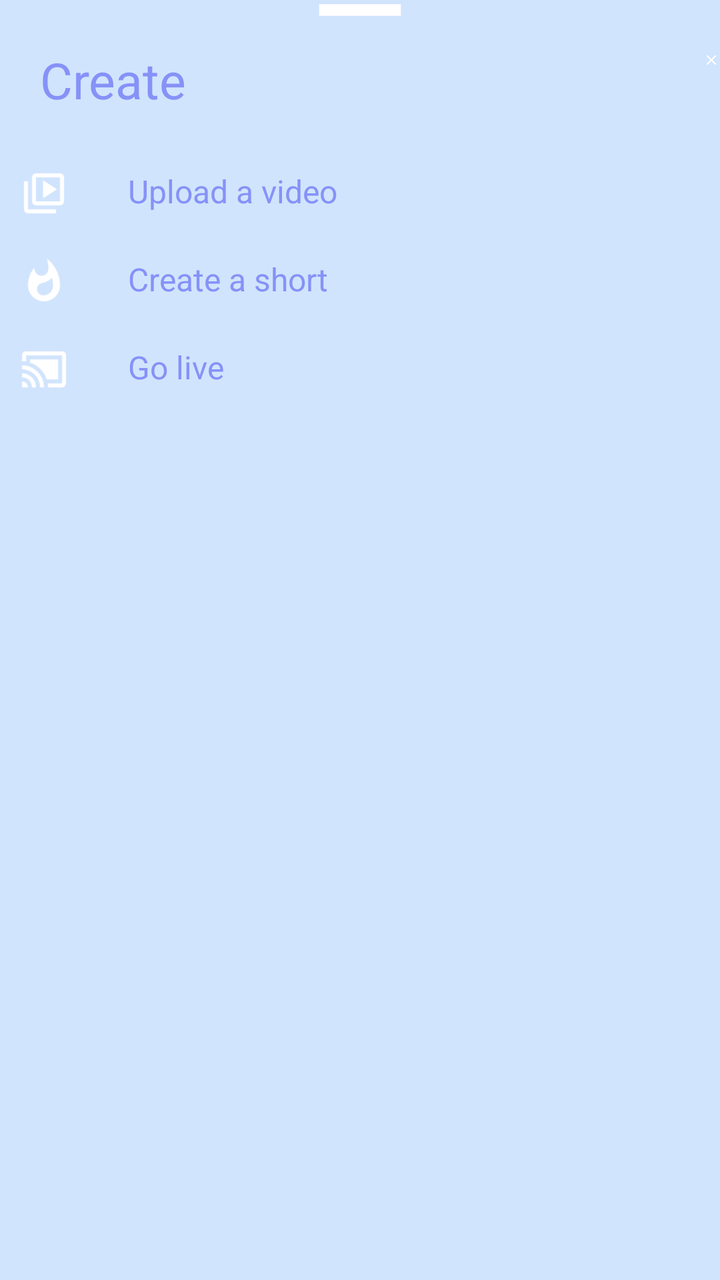
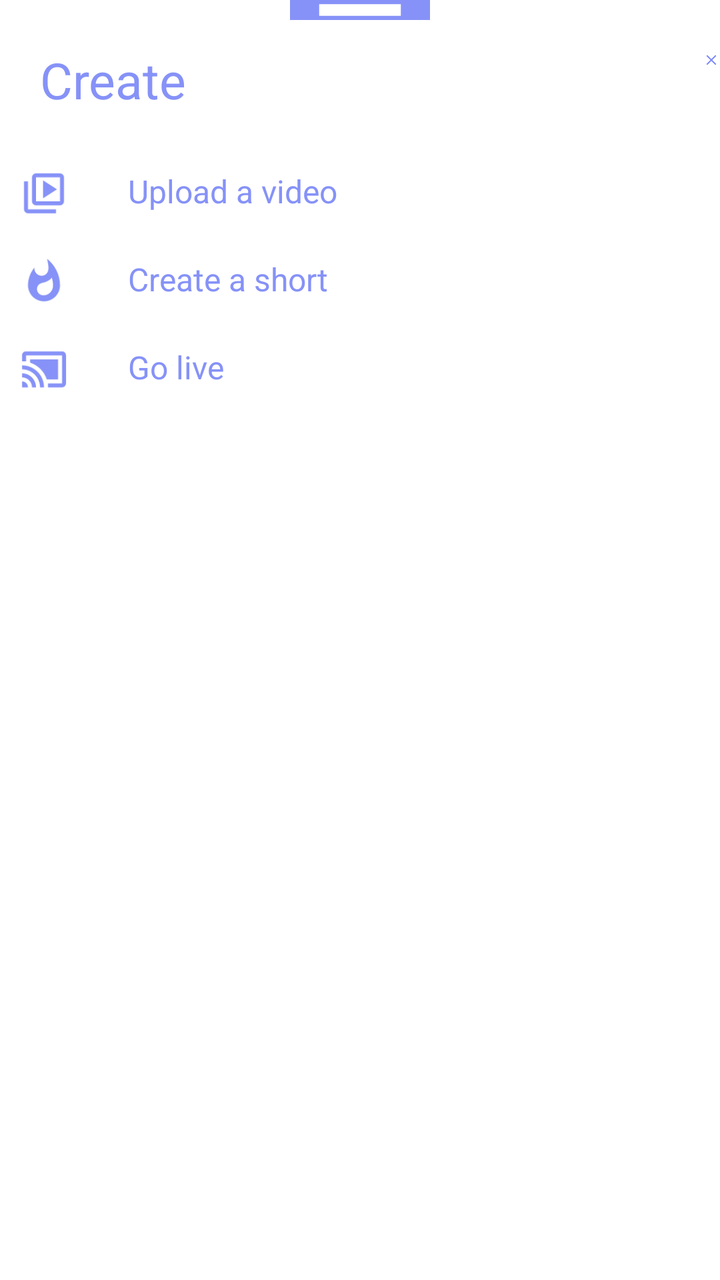

The first picture is an Android layout as it rendered before a commit; the second is the same layout after the commit. The layout source and the unified diff follow.
<!-- AndroidManifest.xml: application theme Theme.AndroidWithKotlin -->
<!-- res/layout/bottomsheetlayout.xml -->
<?xml version="1.0" encoding="utf-8"?>
<LinearLayout xmlns:android="http://schemas.android.com/apk/res/android"
    android:orientation="vertical"
    android:layout_width="match_parent"
    android:layout_height="match_parent"
    android:background="@drawable/dialogbkg">

    <ImageView
        android:layout_width="70dp"
        android:layout_height="10dp"
        android:background="@color/color_lr_bg"
        android:src="@drawable/outline_remove_24"
        android:layout_gravity="center|top"
        android:scaleType="centerCrop"/>

    <LinearLayout
        android:layout_width="match_parent"
        android:layout_height="wrap_content"
        android:orientation="horizontal">

        <TextView
            android:id="@+id/createText"
            android:layout_width="wrap_content"
            android:layout_height="wrap_content"
            android:textAlignment="viewStart"
            android:text="Create"
            android:padding="8dp"
            android:textColor="@color/lavender"
            android:layout_marginStart="12dp"
            android:layout_marginTop="5dp"
            android:textSize="25dp" />

        <ImageView
            android:layout_width="wrap_content"
            android:layout_height="wrap_content"
            android:src="@drawable/baseline_clear_24"
            android:layout_marginLeft="250dp"
            android:layout_marginTop="8dp"
            android:id="@+id/cancelButton"/>

    </LinearLayout>


    <LinearLayout
        android:id="@+id/layoutVideo"
        android:orientation="horizontal"
        android:layout_width="match_parent"
        android:layout_height="wrap_content"
        android:layout_marginTop="10dp"
        android:padding="10dp">

        <ImageView
            android:layout_width="wrap_content"
            android:layout_height="wrap_content"
            android:src="@drawable/outline_video_library_24"/>

        <TextView
            android:layout_width="wrap_content"
            android:layout_height="wrap_content"
            android:text="Upload a video"
            android:textColor="@color/lavender"
            android:layout_marginLeft="30dp"
            android:textSize="16sp"/>

    </LinearLayout>

    <LinearLayout
        android:id="@+id/layoutShorts"
        android:orientation="horizontal"
        android:layout_width="match_parent"
        android:layout_height="wrap_content"
        android:padding="10dp">


        <ImageView
            android:layout_width="wrap_content"
            android:layout_height="wrap_content"
            android:src="@drawable/baseline_whatshot_24"/>

        <TextView
            android:layout_width="wrap_content"
            android:layout_height="wrap_content"
            android:text="Create a short"
            android:textColor="@color/lavender"
            android:layout_marginLeft="30dp"
            android:textSize="16sp"/>

    </LinearLayout>

    <LinearLayout
        android:id="@+id/layoutLive"
        android:orientation="horizontal"
        android:layout_width="match_parent"
        android:layout_height="wrap_content"
        android:paddingLeft="10dp"
        android:paddingRight="10dp"
        android:paddingTop="10dp"
        android:paddingBottom="30dp">


        <ImageView
            android:layout_width="wrap_content"
            android:layout_height="wrap_content"
            android:src="@drawable/baseline_cast_connected_24"/>

        <TextView
            android:layout_width="wrap_content"
            android:layout_height="wrap_content"
            android:text="Go live"
            android:textColor="@color/lavender"
            android:layout_marginLeft="30dp"
            android:textSize="16sp"/>

    </LinearLayout>

</LinearLayout>
<!-- resources referenced by this layout -->
<resources>
  <color name="color_lr_bg">#D1E4FD</color>
  <color name="lavender">#8692F7</color>
  <!-- drawable baseline_cast_connected_24 (drawable) -->
  <vector xmlns:android="http://schemas.android.com/apk/res/android" android:height="24dp" android:tint="#FFFFFF" android:viewportHeight="24" android:viewportWidth="24" android:width="24dp">
        
      <path android:fillColor="@android:color/white" android:pathData="M1,18v3h3c0,-1.66 -1.34,-3 -3,-3zM1,14v2c2.76,0 5,2.24 5,5h2c0,-3.87 -3.13,-7 -7,-7zM19,7L5,7v1.63c3.96,1.28 7.09,4.41 8.37,8.37L19,17L19,7zM1,10v2c4.97,0 9,4.03 9,9h2c0,-6.08 -4.93,-11 -11,-11zM21,3L3,3c-1.1,0 -2,0.9 -2,2v3h2L3,5h18v14h-7v2h7c1.1,0 2,-0.9 2,-2L23,5c0,-1.1 -0.9,-2 -2,-2z"/>
      
  </vector>
  <!-- drawable baseline_clear_24 (drawable) -->
  <vector xmlns:android="http://schemas.android.com/apk/res/android" android:height="24dp" android:tint="#FFFFFF" android:viewportHeight="24" android:viewportWidth="24" android:width="24dp">
        
      <path android:fillColor="@android:color/white" android:pathData="M19,6.41L17.59,5 12,10.59 6.41,5 5,6.41 10.59,12 5,17.59 6.41,19 12,13.41 17.59,19 19,17.59 13.41,12z"/>
      
  </vector>
  <!-- drawable baseline_whatshot_24 (drawable) -->
  <vector xmlns:android="http://schemas.android.com/apk/res/android" android:height="24dp" android:tint="#FFFFFF" android:viewportHeight="24" android:viewportWidth="24" android:width="24dp">
        
      <path android:fillColor="@android:color/white" android:pathData="M13.5,0.67s0.74,2.65 0.74,4.8c0,2.06 -1.35,3.73 -3.41,3.73 -2.07,0 -3.63,-1.67 -3.63,-3.73l0.03,-0.36C5.21,7.51 4,10.62 4,14c0,4.42 3.58,8 8,8s8,-3.58 8,-8C20,8.61 17.41,3.8 13.5,0.67zM11.71,19c-1.78,0 -3.22,-1.4 -3.22,-3.14 0,-1.62 1.05,-2.76 2.81,-3.12 1.77,-0.36 3.6,-1.21 4.62,-2.58 0.39,1.29 0.59,2.65 0.59,4.04 0,2.65 -2.15,4.8 -4.8,4.8z"/>
      
  </vector>
  <!-- drawable dialogbkg (drawable) -->
  <?xml version="1.0" encoding="utf-8"?>
  <shape xmlns:android="http://schemas.android.com/apk/res/android">
  
      <solid android:color="@color/color_lr_bg" />
      <corners
          android:topLeftRadius="@dimen/_40sdp"
          android:topRightRadius="@dimen/_40sdp" />
  
      <padding
          android:bottom="@dimen/_10sdp"
          android:left="@dimen/_10sdp"
          android:right="@dimen/_10sdp"
          android:top="@dimen/_10sdp" />
  </shape>
  <!-- drawable outline_remove_24 (drawable) -->
  <vector xmlns:android="http://schemas.android.com/apk/res/android" android:height="24dp" android:tint="#FFFFFF" android:viewportHeight="960" android:viewportWidth="960" android:width="24dp">
        
      <path android:fillColor="@android:color/white" android:pathData="M200,520L200,440L760,440L760,520L200,520Z"/>
      
  </vector>
  <!-- drawable outline_video_library_24 (drawable) -->
  <vector xmlns:android="http://schemas.android.com/apk/res/android" android:height="24dp" android:tint="#FFFFFF" android:viewportHeight="960" android:viewportWidth="960" android:width="24dp">
        
      <path android:fillColor="@android:color/white" android:pathData="M460,580L740,400L460,220L460,580ZM320,720Q287,720 263.5,696.5Q240,673 240,640L240,160Q240,127 263.5,103.5Q287,80 320,80L800,80Q833,80 856.5,103.5Q880,127 880,160L880,640Q880,673 856.5,696.5Q833,720 800,720L320,720ZM320,640L800,640Q800,640 800,640Q800,640 800,640L800,160Q800,160 800,160Q800,160 800,160L320,160Q320,160 320,160Q320,160 320,160L320,640Q320,640 320,640Q320,640 320,640ZM160,880Q127,880 103.5,856.5Q80,833 80,800L80,240L160,240L160,800Q160,800 160,800Q160,800 160,800L720,800L720,880L160,880ZM320,160L320,160Q320,160 320,160Q320,160 320,160L320,640Q320,640 320,640Q320,640 320,640L320,640Q320,640 320,640Q320,640 320,640L320,160Q320,160 320,160Q320,160 320,160Z"/>
      
  </vector>
  <style name="Theme.AndroidWithKotlin" parent="Base.Theme.AndroidWithKotlin" />
  <style name="Base.Theme.AndroidWithKotlin" parent="Theme.MaterialComponents.DayNight.NoActionBar">
          
          
      </style>
</resources>

<!-- the commit's change to res/layout/bottomsheetlayout.xml (unified diff, before → after) -->
@@ -1,5 +1,6 @@
 <?xml version="1.0" encoding="utf-8"?>
 <LinearLayout xmlns:android="http://schemas.android.com/apk/res/android"
+    xmlns:app="http://schemas.android.com/apk/res-auto"
     android:orientation="vertical"
     android:layout_width="match_parent"
     android:layout_height="match_parent"
@@ -8,10 +9,10 @@
     <ImageView
         android:layout_width="70dp"
         android:layout_height="10dp"
-        android:background="@color/color_lr_bg"
+        android:background="@color/lavender"
         android:src="@drawable/outline_remove_24"
         android:layout_gravity="center|top"
-        android:scaleType="centerCrop"/>
+        android:scaleType="centerCrop" />
 
     <LinearLayout
         android:layout_width="match_parent"
@@ -28,15 +29,16 @@
             android:textColor="@color/lavender"
             android:layout_marginStart="12dp"
             android:layout_marginTop="5dp"
-            android:textSize="25dp" />
+            android:textSize="25sp" />
 
         <ImageView
             android:layout_width="wrap_content"
             android:layout_height="wrap_content"
             android:src="@drawable/baseline_clear_24"
-            android:layout_marginLeft="250dp"
+            android:layout_marginStart="250dp"
             android:layout_marginTop="8dp"
-            android:id="@+id/cancelButton"/>
+            android:id="@+id/cancelButton"
+            app:tint="@color/lavender" />
 
     </LinearLayout>
 
@@ -52,7 +54,8 @@
         <ImageView
             android:layout_width="wrap_content"
             android:layout_height="wrap_content"
-            android:src="@drawable/outline_video_library_24"/>
+            android:src="@drawable/outline_video_library_24"
+            app:tint="@color/lavender" />
 
         <TextView
             android:layout_width="wrap_content"
@@ -75,6 +78,7 @@
         <ImageView
             android:layout_width="wrap_content"
             android:layout_height="wrap_content"
+            app:tint="@color/lavender"
             android:src="@drawable/baseline_whatshot_24"/>
 
         <TextView
@@ -101,6 +105,7 @@
         <ImageView
             android:layout_width="wrap_content"
             android:layout_height="wrap_content"
+            app:tint="@color/lavender"
             android:src="@drawable/baseline_cast_connected_24"/>
 
         <TextView
<!-- resource entries referenced after the edit -->
@@ -1,6 +1,5 @@
 <!-- resources referenced by this layout -->
 <resources>
-  <color name="color_lr_bg">#D1E4FD</color>
   <color name="lavender">#8692F7</color>
   <!-- drawable baseline_cast_connected_24 (drawable) -->
   <vector xmlns:android="http://schemas.android.com/apk/res/android" android:height="24dp" android:tint="#FFFFFF" android:viewportHeight="24" android:viewportWidth="24" android:width="24dp">
@@ -24,7 +23,7 @@
   <?xml version="1.0" encoding="utf-8"?>
   <shape xmlns:android="http://schemas.android.com/apk/res/android">
   
-      <solid android:color="@color/color_lr_bg" />
+      <solid android:color="@color/white" />
       <corners
           android:topLeftRadius="@dimen/_40sdp"
           android:topRightRadius="@dimen/_40sdp" />
@@ -48,6 +47,7 @@
       
   </vector>
   <style name="Theme.AndroidWithKotlin" parent="Base.Theme.AndroidWithKotlin" />
+  <color name="white">#FFFFFFFF</color>
   <style name="Base.Theme.AndroidWithKotlin" parent="Theme.MaterialComponents.DayNight.NoActionBar">
           
           
